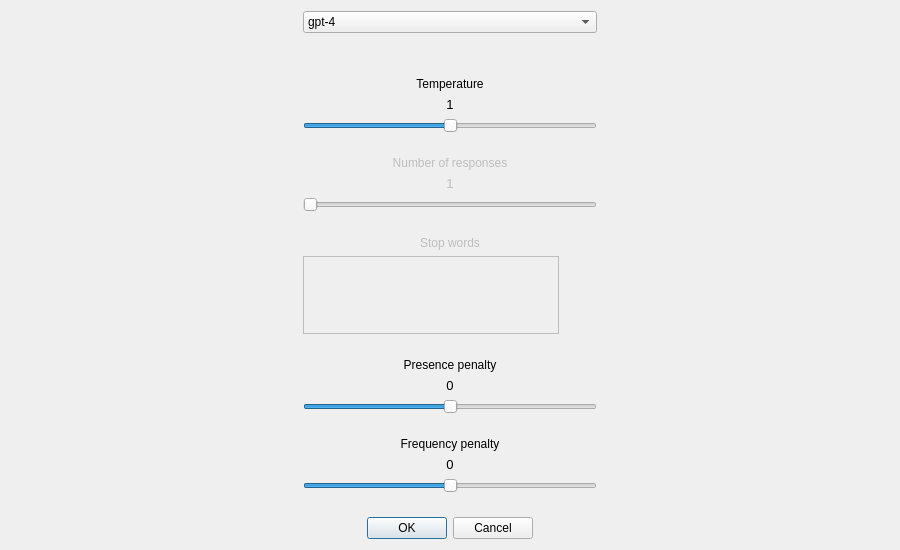
This is ui/ChatSettingsWidget.ui in KoromeloDev/MindMate as Qt 5 draws it before an edit. The edited form follows.
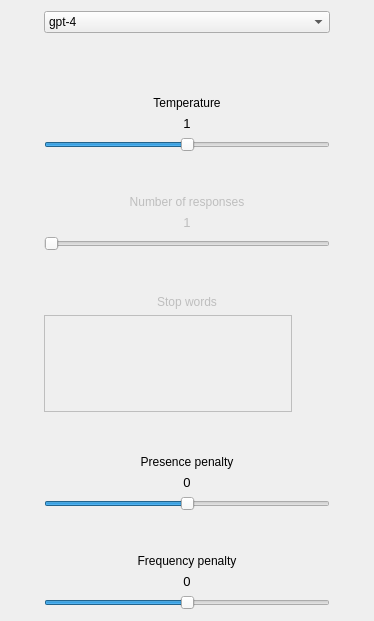
This is the edited form.

Commit message: Added default chat settings

```diff
--- a/ui/ChatSettingsWidget.ui
+++ b/ui/ChatSettingsWidget.ui
@@ -1,44 +1,110 @@
 <?xml version="1.0" encoding="UTF-8"?>
 <ui version="4.0">
  <class>ChatSettingsWidget</class>
- <widget class="QDialog" name="ChatSettingsWidget">
-  <property name="windowModality">
-   <enum>Qt::WindowModal</enum>
-  </property>
+ <widget class="QWidget" name="ChatSettingsWidget">
   <property name="geometry">
    <rect>
     <x>0</x>
     <y>0</y>
-    <width>900</width>
-    <height>550</height>
+    <width>374</width>
+    <height>621</height>
    </rect>
   </property>
   <property name="windowTitle">
-   <string>Chat Settings</string>
+   <string notr="true">Form</string>
   </property>
   <property name="locale">
    <locale language="English" country="UnitedStates"/>
   </property>
-  <property name="modal">
-   <bool>true</bool>
-  </property>
-  <layout class="QHBoxLayout" name="horizontalLayout_2">
-   <item>
-    <spacer name="horizontalSpacer">
+  <layout class="QGridLayout" name="gridLayout">
+   <item row="8" column="1">
+    <spacer name="verticalSpacer_4">
+     <property name="orientation">
+      <enum>Qt::Vertical</enum>
+     </property>
+     <property name="sizeHint" stdset="0">
+      <size>
+       <width>20</width>
+       <height>40</height>
+      </size>
+     </property>
+    </spacer>
+   </item>
+   <item row="0" column="0">
+    <spacer name="horizontalSpacer_2">
      <property name="orientation">
       <enum>Qt::Horizontal</enum>
      </property>
      <property name="sizeHint" stdset="0">
       <size>
-       <width>277</width>
+       <width>40</width>
        <height>20</height>
       </size>
      </property>
     </spacer>
    </item>
+   <item row="9" column="1">
+    <layout class="QVBoxLayout" name="verticalLayout_4">
    <item>
-    <layout class="QVBoxLayout" name="verticalLayout_7">
+      <widget class="QLabel" name="labelPP">
+       <property name="text">
+        <string>Presence penalty</string>
+       </property>
+       <property name="alignment">
+        <set>Qt::AlignCenter</set>
+       </property>
+      </widget>
+     </item>
      <item>
+      <widget class="QLabel" name="pPValue">
+       <property name="font">
+        <font>
+         <pointsize>10</pointsize>
+        </font>
+       </property>
+       <property name="text">
+        <string notr="true">0</string>
+       </property>
+       <property name="alignment">
+        <set>Qt::AlignCenter</set>
+       </property>
+      </widget>
+     </item>
+     <item>
+      <widget class="QSlider" name="pPSlider">
+       <property name="toolTip">
+        <string>&lt;html&gt;&lt;head/&gt;&lt;body&gt;&lt;p&gt;Positive values penalize new tokens based on whether they appear in the text so far, increasing the model's likelihood to talk about new topics.&lt;/p&gt;&lt;/body&gt;&lt;/html&gt;</string>
+       </property>
+       <property name="minimum">
+        <number>-20</number>
+       </property>
+       <property name="maximum">
+        <number>20</number>
+       </property>
+       <property name="pageStep">
+        <number>1</number>
+       </property>
+       <property name="orientation">
+        <enum>Qt::Horizontal</enum>
+       </property>
+      </widget>
+     </item>
+     <item>
+      <spacer name="verticalSpacer_5">
+       <property name="orientation">
+        <enum>Qt::Vertical</enum>
+       </property>
+       <property name="sizeHint" stdset="0">
+        <size>
+         <width>20</width>
+         <height>40</height>
+        </size>
+       </property>
+      </spacer>
+     </item>
+    </layout>
+   </item>
+   <item row="0" column="1">
       <widget class="QComboBox" name="modelSelector">
        <property name="currentIndex">
         <number>0</number>
@@ -75,7 +141,81 @@
        </item>
       </widget>
      </item>
+   <item row="5" column="1">
+    <spacer name="verticalSpacer_3">
+     <property name="orientation">
+      <enum>Qt::Vertical</enum>
+     </property>
+     <property name="sizeHint" stdset="0">
+      <size>
+       <width>20</width>
+       <height>40</height>
+      </size>
+     </property>
+    </spacer>
+   </item>
+   <item row="3" column="1">
+    <spacer name="verticalSpacer_2">
+     <property name="orientation">
+      <enum>Qt::Vertical</enum>
+     </property>
+     <property name="sizeHint" stdset="0">
+      <size>
+       <width>20</width>
+       <height>40</height>
+      </size>
+     </property>
+    </spacer>
+   </item>
+   <item row="11" column="1">
+    <layout class="QVBoxLayout" name="verticalLayout_5">
      <item>
+      <widget class="QLabel" name="labelFP">
+       <property name="text">
+        <string>Frequency penalty</string>
+       </property>
+       <property name="alignment">
+        <set>Qt::AlignCenter</set>
+       </property>
+      </widget>
+     </item>
+     <item>
+      <widget class="QLabel" name="fPValue">
+       <property name="font">
+        <font>
+         <pointsize>10</pointsize>
+        </font>
+       </property>
+       <property name="text">
+        <string notr="true">0</string>
+       </property>
+       <property name="alignment">
+        <set>Qt::AlignCenter</set>
+       </property>
+      </widget>
+     </item>
+     <item>
+      <widget class="QSlider" name="fPSlider">
+       <property name="toolTip">
+        <string>&lt;html&gt;&lt;head/&gt;&lt;body&gt;&lt;p&gt;Positive values penalize new tokens based on their existing frequency in the text so far, decreasing the model's likelihood to repeat the same line verbatim.&lt;/p&gt;&lt;/body&gt;&lt;/html&gt;</string>
+       </property>
+       <property name="minimum">
+        <number>-20</number>
+       </property>
+       <property name="maximum">
+        <number>20</number>
+       </property>
+       <property name="pageStep">
+        <number>1</number>
+       </property>
+       <property name="orientation">
+        <enum>Qt::Horizontal</enum>
+       </property>
+      </widget>
+     </item>
+    </layout>
+   </item>
+   <item row="1" column="1">
       <spacer name="verticalSpacer">
        <property name="orientation">
         <enum>Qt::Vertical</enum>
@@ -88,7 +228,7 @@
        </property>
       </spacer>
      </item>
-     <item>
+   <item row="2" column="1">
       <layout class="QVBoxLayout" name="verticalLayout">
        <item>
         <widget class="QLabel" name="labelTemperature">
@@ -136,20 +276,20 @@
        </item>
       </layout>
      </item>
-     <item>
-      <spacer name="verticalSpacer_2">
+   <item row="0" column="2">
+    <spacer name="horizontalSpacer">
        <property name="orientation">
-        <enum>Qt::Vertical</enum>
+      <enum>Qt::Horizontal</enum>
        </property>
        <property name="sizeHint" stdset="0">
         <size>
-         <width>20</width>
-         <height>40</height>
+       <width>40</width>
+       <height>20</height>
         </size>
        </property>
       </spacer>
      </item>
-     <item>
+   <item row="4" column="1">
       <layout class="QVBoxLayout" name="verticalLayout_2">
        <item>
         <widget class="QLabel" name="labelN">
@@ -209,20 +349,7 @@
        </item>
       </layout>
      </item>
-     <item>
-      <spacer name="verticalSpacer_3">
-       <property name="orientation">
-        <enum>Qt::Vertical</enum>
-       </property>
-       <property name="sizeHint" stdset="0">
-        <size>
-         <width>20</width>
-         <height>40</height>
-        </size>
-       </property>
-      </spacer>
-     </item>
-     <item>
+   <item row="6" column="1">
       <layout class="QVBoxLayout" name="verticalLayout_6">
        <item>
         <widget class="QLabel" name="label">
@@ -318,166 +445,6 @@
         </layout>
        </item>
       </layout>
-     </item>
-     <item>
-      <spacer name="verticalSpacer_4">
-       <property name="orientation">
-        <enum>Qt::Vertical</enum>
-       </property>
-       <property name="sizeHint" stdset="0">
-        <size>
-         <width>20</width>
-         <height>40</height>
-        </size>
-       </property>
-      </spacer>
-     </item>
-     <item>
-      <layout class="QVBoxLayout" name="verticalLayout_4">
-       <item>
-        <widget class="QLabel" name="labelPP">
-         <property name="text">
-          <string>Presence penalty</string>
-         </property>
-         <property name="alignment">
-          <set>Qt::AlignCenter</set>
-         </property>
-        </widget>
-       </item>
-       <item>
-        <widget class="QLabel" name="pPValue">
-         <property name="font">
-          <font>
-           <pointsize>10</pointsize>
-          </font>
-         </property>
-         <property name="text">
-          <string notr="true">0</string>
-         </property>
-         <property name="alignment">
-          <set>Qt::AlignCenter</set>
-         </property>
-        </widget>
-       </item>
-       <item>
-        <widget class="QSlider" name="pPSlider">
-         <property name="toolTip">
-          <string>&lt;html&gt;&lt;head/&gt;&lt;body&gt;&lt;p&gt;Positive values penalize new tokens based on whether they appear in the text so far, increasing the model's likelihood to talk about new topics.&lt;/p&gt;&lt;/body&gt;&lt;/html&gt;</string>
-         </property>
-         <property name="minimum">
-          <number>-20</number>
-         </property>
-         <property name="maximum">
-          <number>20</number>
-         </property>
-         <property name="pageStep">
-          <number>1</number>
-         </property>
-         <property name="orientation">
-          <enum>Qt::Horizontal</enum>
-         </property>
-        </widget>
-       </item>
-      </layout>
-     </item>
-     <item>
-      <spacer name="verticalSpacer_5">
-       <property name="orientation">
-        <enum>Qt::Vertical</enum>
-       </property>
-       <property name="sizeHint" stdset="0">
-        <size>
-         <width>20</width>
-         <height>40</height>
-        </size>
-       </property>
-      </spacer>
-     </item>
-     <item>
-      <layout class="QVBoxLayout" name="verticalLayout_5">
-       <item>
-        <widget class="QLabel" name="labelFP">
-         <property name="text">
-          <string>Frequency penalty</string>
-         </property>
-         <property name="alignment">
-          <set>Qt::AlignCenter</set>
-         </property>
-        </widget>
-       </item>
-       <item>
-        <widget class="QLabel" name="fPValue">
-         <property name="font">
-          <font>
-           <pointsize>10</pointsize>
-          </font>
-         </property>
-         <property name="text">
-          <string notr="true">0</string>
-         </property>
-         <property name="alignment">
-          <set>Qt::AlignCenter</set>
-         </property>
-        </widget>
-       </item>
-       <item>
-        <widget class="QSlider" name="fPSlider">
-         <property name="toolTip">
-          <string>&lt;html&gt;&lt;head/&gt;&lt;body&gt;&lt;p&gt;Positive values penalize new tokens based on their existing frequency in the text so far, decreasing the model's likelihood to repeat the same line verbatim.&lt;/p&gt;&lt;/body&gt;&lt;/html&gt;</string>
-         </property>
-         <property name="minimum">
-          <number>-20</number>
-         </property>
-         <property name="maximum">
-          <number>20</number>
-         </property>
-         <property name="pageStep">
-          <number>1</number>
-         </property>
-         <property name="orientation">
-          <enum>Qt::Horizontal</enum>
-         </property>
-        </widget>
-       </item>
-      </layout>
-     </item>
-     <item>
-      <spacer name="verticalSpacer_6">
-       <property name="orientation">
-        <enum>Qt::Vertical</enum>
-       </property>
-       <property name="sizeHint" stdset="0">
-        <size>
-         <width>20</width>
-         <height>40</height>
-        </size>
-       </property>
-      </spacer>
-     </item>
-     <item>
-      <widget class="QDialogButtonBox" name="buttonBox">
-       <property name="standardButtons">
-        <set>QDialogButtonBox::Cancel|QDialogButtonBox::Ok</set>
-       </property>
-       <property name="centerButtons">
-        <bool>true</bool>
-       </property>
-      </widget>
-     </item>
-    </layout>
-   </item>
-   <item>
-    <spacer name="horizontalSpacer_2">
-     <property name="orientation">
-      <enum>Qt::Horizontal</enum>
-     </property>
-     <property name="sizeHint" stdset="0">
-      <size>
-       <width>277</width>
-       <height>20</height>
-      </size>
-     </property>
-    </spacer>
    </item>
   </layout>
  </widget>
```
Lines whose indentation alone changed are shown as unchanged. The commit also changes 14 other files.
